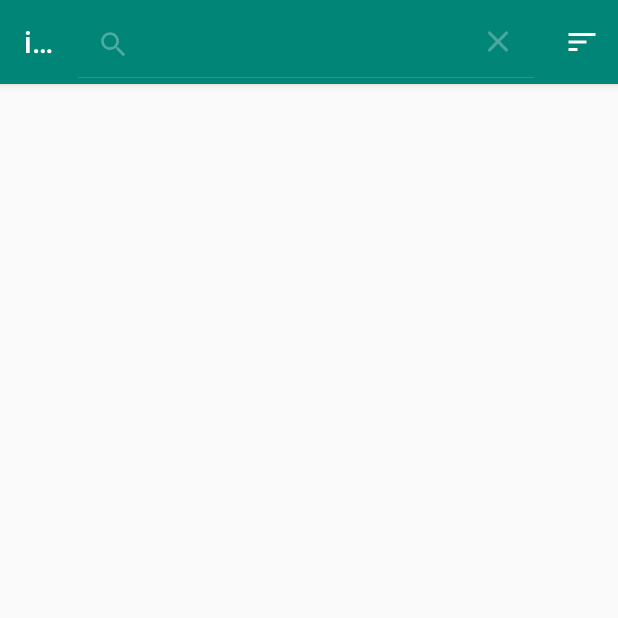
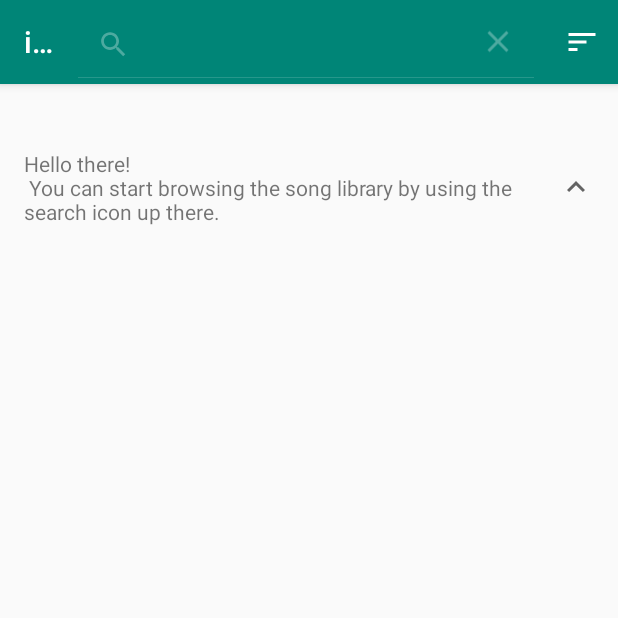
Before and after one commit to stumi01/iTunesSample, an Android app: the screen it shows after launch (SearchActivity), after a tap on "Search", on a phone screen of 412 x 824 dp, the top half of it. Run offline under Robolectric (Android 15) with nearby library versions, the phone set to English and light mode, and no system bars; our stand-ins replace ButterKnife, Dagger/Hilt's generated code; libraries missing offline, so code that uses them is left out: com.hannesdorfmann.annotatedadapter; 7 statements that could not run were skipped.

Commit message:
Add error, empty and welcome view to search screen

```diff
--- a/app/src/main/java/com/bencestumpf/itunessample/data/net/SongDataStore.kt
+++ b/app/src/main/java/com/bencestumpf/itunessample/data/net/SongDataStore.kt
@@ -25,7 +25,7 @@ class SongDataStore @Inject constructor(private val apiService: ITunesApiService
     private fun mapRepo(model: SongResultResponseModel): Song =
         Song(
             model.trackId,
-            model.trackName,
+            model.trackName.orEmpty(),
             model.trackTimeMillis,
             model.trackPrice,
             model.currency,
--- a/app/src/main/java/com/bencestumpf/itunessample/data/net/services/ITunesApiService.kt
+++ b/app/src/main/java/com/bencestumpf/itunessample/data/net/services/ITunesApiService.kt
@@ -18,7 +18,7 @@ interface ITunesApiService {
 data class SearchResponseModel(val resultCount: Int, val results: List<SongResultResponseModel>)
 
 data class SongResultResponseModel(
-    val trackId: Long, val trackName: String, val trackTimeMillis: Long, val trackPrice: Float, val currency: String,
+    val trackId: Long, val trackName: String?, val trackTimeMillis: Long, val trackPrice: Float, val currency: String,
     val artistName: String, val previewUrl: String, val collectionName: String, val artworkUrl30: String,
     val artworkUrl100: String, val releaseDate: Date, val primaryGenreName: String
 )
--- a/app/src/main/java/com/bencestumpf/itunessample/presentation/search/SearchView.kt
+++ b/app/src/main/java/com/bencestumpf/itunessample/presentation/search/SearchView.kt
@@ -6,5 +6,7 @@ import com.bencestumpf.itunessample.presentation.common.MVPView
 interface SearchView : MVPView {
     fun showLoading()
     fun showContent(data: List<Song>)
+    fun showError()
+    fun showEmpty()
     fun navigateToDetailsView(songID: Long)
 }
--- a/app/src/main/java/com/bencestumpf/itunessample/presentation/search/SongsAdapter.kt
+++ b/app/src/main/java/com/bencestumpf/itunessample/presentation/search/SongsAdapter.kt
@@ -30,10 +30,10 @@ class SongsAdapter(context: Context, private val onSongClick: (Long) -> Unit) :
     override fun bindViewHolder(vh: SongsAdapterHolders.SongRowViewHolder?, position: Int) {
         vh?.let {
             val song = songs[position]
-            it.title.text = song.title.orEmpty()
-            it.artist.text = song.artistName.orEmpty()
-            it.details.text = song.genre.orEmpty()
-            it.album.text = song.album.orEmpty()
+            it.title.text = song.title
+            it.artist.text = song.artistName
+            it.details.text = song.genre
+            it.album.text = song.album
 
             it.itemView.setOnClickListener { onSongClick.invoke(song.trackId) }
         }
--- /dev/null
+++ b/app/src/main/res/drawable/arrow_up_24.xml
@@ -0,0 +1,10 @@
+<vector xmlns:android="http://schemas.android.com/apk/res/android"
+        android:width="24dp"
+        android:height="24dp"
+        android:viewportWidth="24.0"
+        android:viewportHeight="24.0"
+        android:tint="?attr/colorControlNormal">
+    <path
+            android:fillColor="#000"
+            android:pathData="M7.41,15.41L12,10.83l4.59,4.58L18,14l-6,-6 -6,6z"/>
+</vector>
--- a/app/src/main/res/layout/activity_details.xml
+++ b/app/src/main/res/layout/activity_details.xml
@@ -54,4 +54,10 @@
                 android:id="@+id/song_details_share"/>
     </android.support.constraint.ConstraintLayout>
 
+
+    <include
+            android:id="@+id/error_view"
+            layout="@layout/view_error"
+            android:visibility="gone"/>
+
 </FrameLayout>
--- a/app/src/main/res/layout/activity_main.xml
+++ b/app/src/main/res/layout/activity_main.xml
@@ -6,10 +6,16 @@
         android:layout_height="match_parent"
         tools:context=".presentation.search.SearchActivity">
 
+    <include
+            android:id="@+id/welcome_view"
+            layout="@layout/view_welcome"
+    />
+
     <android.support.v4.widget.SwipeRefreshLayout
             android:id="@+id/search_swipeRefresh"
             android:layout_width="match_parent"
-            android:layout_height="match_parent">
+            android:layout_height="match_parent"
+            android:visibility="gone">
 
         <android.support.v7.widget.RecyclerView
                 android:id="@+id/search_list"
@@ -18,4 +24,14 @@
 
     </android.support.v4.widget.SwipeRefreshLayout>
 
+    <include
+            android:id="@+id/empty_view"
+            layout="@layout/view_empty"
+            android:visibility="gone"/>
+
+    <include
+            android:id="@+id/error_view"
+            layout="@layout/view_error"
+            android:visibility="gone"/>
+
 </FrameLayout>
--- /dev/null
+++ b/app/src/main/res/layout/view_welcome.xml
@@ -0,0 +1,16 @@
+<?xml version="1.0" encoding="utf-8"?>
+<android.support.constraint.ConstraintLayout xmlns:android="http://schemas.android.com/apk/res/android"
+                                             xmlns:app="http://schemas.android.com/apk/res-auto"
+                                             android:layout_width="match_parent"
+                                             android:layout_height="match_parent">
+
+    <TextView
+            android:text="@string/welcome_description"
+            android:drawableRight="@drawable/arrow_up_24"
+            android:layout_width="0dp"
+            android:layout_height="wrap_content"
+            android:id="@+id/textView4" app:layout_constraintStart_toStartOf="parent" android:layout_marginStart="16dp"
+            app:layout_constraintEnd_toEndOf="parent" android:layout_marginEnd="16dp" android:layout_marginBottom="8dp"
+            app:layout_constraintBottom_toBottomOf="parent" android:layout_marginTop="8dp"
+            app:layout_constraintTop_toTopOf="parent" app:layout_constraintVertical_bias="0.05"/>
+</android.support.constraint.ConstraintLayout>
--- a/app/src/main/res/values/strings.xml
+++ b/app/src/main/res/values/strings.xml
@@ -6,4 +6,13 @@
     <string name="price">Price</string>
     <string name="genre">Genre</string>
     <string name="song_length">Song Length</string>
+    <string name="error_header">Opps</string>
+    <string name="error_description">There was an error</string>
+    <string name="empty_message">Looks like you found the end of the internet.\n
+        Please try another search phrase.
+    </string>
+    <string name="welcome_description">Hello there! \n You can start browsing the song library by using the search icon
+        up
+        there.
+    </string>
 </resources>
```
Also changed, not shown: app/src/main/java/com/bencestumpf/itunessample/presentation/search/SearchActivity.kt (+28 -0 lines), app/src/main/java/com/bencestumpf/itunessample/presentation/search/SearchPresenter.kt (+3 -4 lines), app/src/main/res/layout/view_empty.xml (added, +15 -0 lines), app/src/main/res/layout/view_error.xml (added, +39 -0 lines).
